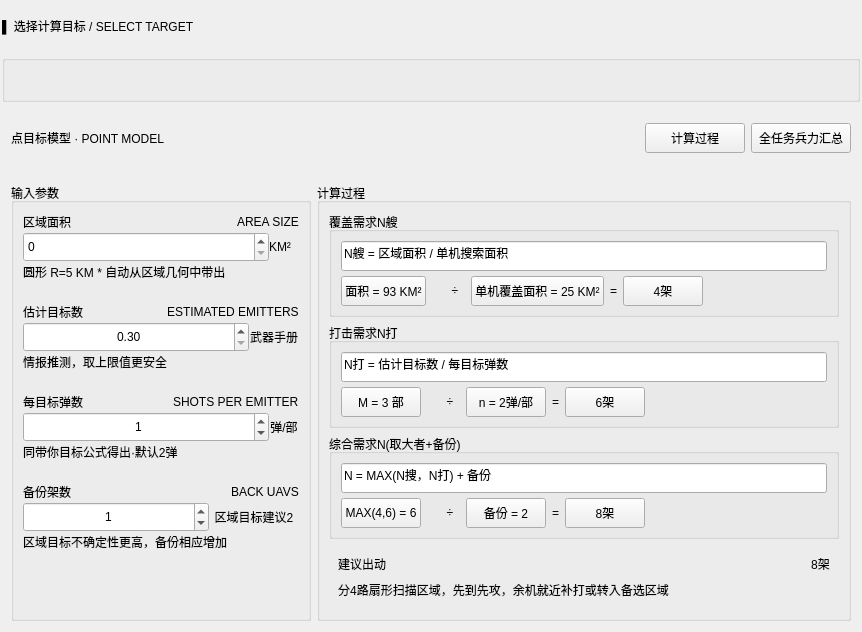
The window that source/ForceRequirementPanel.ui (jackstraw1112/Dronesoft) describes before a commit, drawn with Qt 5.
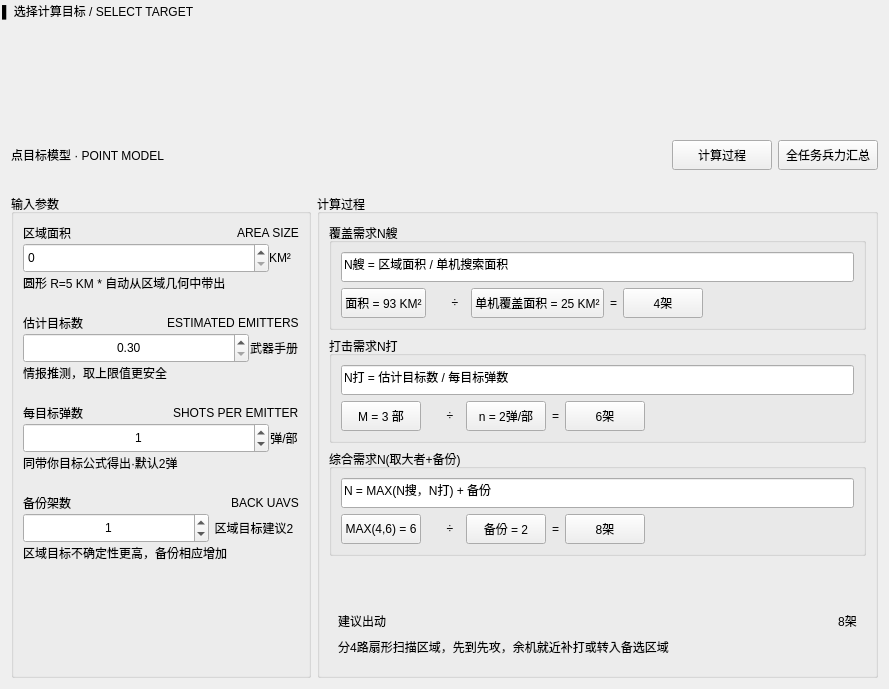
The same window after the commit. The open tabs and pages were chosen to show the change.

Commit message: 兵力计算修改

```diff
--- a/source/ForceRequirementPanel.ui
+++ b/source/ForceRequirementPanel.ui
@@ -6,8 +6,8 @@
    <rect>
     <x>0</x>
     <y>0</y>
-    <width>862</width>
-    <height>618</height>
+    <width>889</width>
+    <height>689</height>
    </rect>
   </property>
   <property name="windowTitle">
@@ -51,40 +51,57 @@
        <number>0</number>
       </property>
       <item>
-       <widget class="QLabel" name="label_Title">
-        <property name="text">
-         <string>▌ 选择计算目标 / SELECT TARGET</string>
-        </property>
-       </widget>
+       <layout class="QHBoxLayout" name="horizontalLayout">
+        <item>
+         <widget class="QLabel" name="label_Title">
+          <property name="text">
+           <string>▌ 选择计算目标 / SELECT TARGET</string>
+          </property>
+         </widget>
+        </item>
+       </layout>
       </item>
       <item>
-       <widget class="QGroupBox" name="groupBox_Target">
+       <widget class="QScrollArea" name="scrollArea_Target">
         <property name="minimumSize">
          <size>
           <width>0</width>
-          <height>0</height>
+          <height>100</height>
          </size>
         </property>
-        <layout class="QGridLayout" name="gridLayout"/>
+        <property name="maximumSize">
+         <size>
+          <width>16777215</width>
+          <height>100</height>
+         </size>
+        </property>
+        <property name="frameShape">
+         <enum>QFrame::NoFrame</enum>
+        </property>
+        <property name="verticalScrollBarPolicy">
+         <enum>Qt::ScrollBarAsNeeded</enum>
+        </property>
+        <property name="horizontalScrollBarPolicy">
+         <enum>Qt::ScrollBarAlwaysOff</enum>
+        </property>
+        <widget class="QWidget" name="scrollAreaWidgetContents">
+         <property name="geometry">
+          <rect>
+           <x>0</x>
+           <y>0</y>
+           <width>18</width>
+           <height>18</height>
+          </rect>
+         </property>
+         <layout class="QGridLayout" name="gridLayout"/>
+        </widget>
        </widget>
       </item>
      </layout>
     </widget>
    </item>
    <item>
-    <widget class="QWidget" name="widget_4" native="true">
-     <property name="minimumSize">
-      <size>
-       <width>0</width>
-       <height>60</height>
-      </size>
-     </property>
-     <property name="maximumSize">
-      <size>
-       <width>16777215</width>
-       <height>60</height>
-      </size>
-     </property>
+    <widget class="QWidget" name="widget_Model" native="true">
      <layout class="QHBoxLayout" name="horizontalLayout_2">
       <item>
        <widget class="QLabel" name="label_PointModel">
@@ -143,12 +160,6 @@
    </item>
    <item>
     <widget class="QStackedWidget" name="stackedWidget">
-     <property name="maximumSize">
-      <size>
-       <width>16777215</width>
-       <height>456</height>
-      </size>
-     </property>
      <property name="currentIndex">
       <number>0</number>
      </property>
```
Left out of the diff: 2 changed lines with no effect on the pictures. The commit also changes 2 other files.
